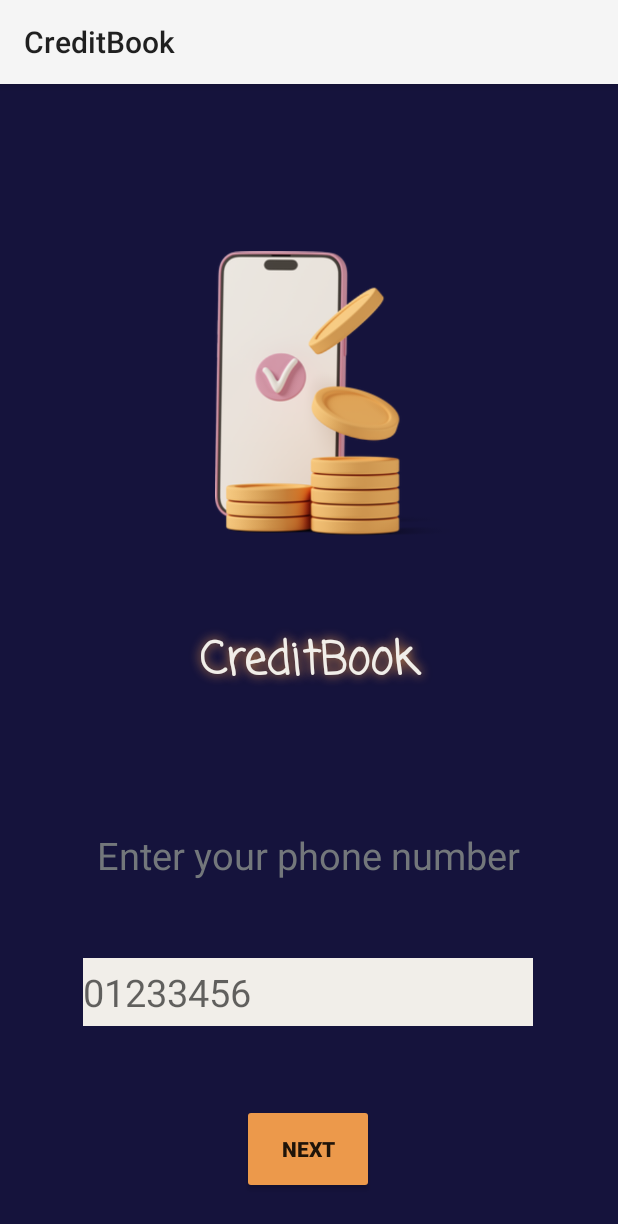
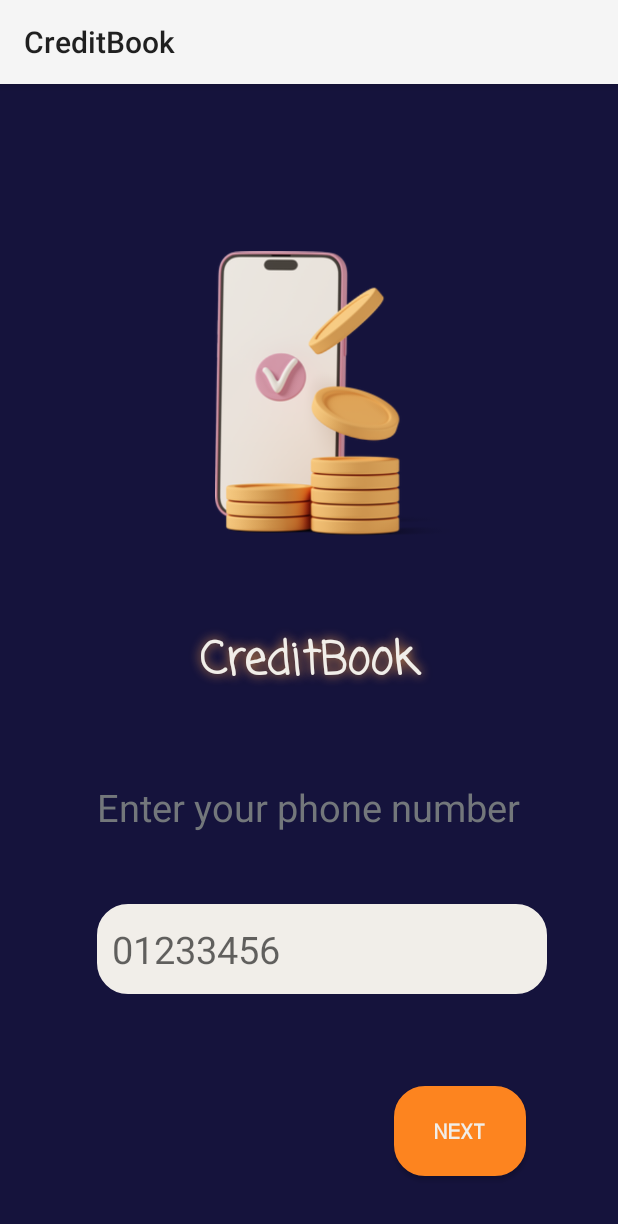
Before and after one commit to naima-adardor/CreditBook, an Android app: the InscriptionActivity screen opened directly, with no data from a screen before it, on a phone screen of 412 x 824 dp. Shown: the top 1224 px of the screen. Run offline under Robolectric (Android 15) with nearby library versions, the phone set to English and light mode, and no system bars; Roboto replaces fonts that are not available here.

Commit message:
Add radius property to buttons ,editText and Spinner

```diff
--- /dev/null
+++ b/app/src/main/res/drawable/round_edit_text.xml
@@ -0,0 +1,12 @@
+<?xml version="1.0" encoding="utf-8"?>
+<shape xmlns:android="http://schemas.android.com/apk/res/android"
+    android:shape="rectangle">
+    <solid android:color="@color/LightGray"/>
+    <corners android:radius="20dp"/>
+    <stroke android:width="1dp"
+        android:color="@color/LightGray"/>
+    <padding android:bottom="10dp" android:left="10dp" android:right="10dp" android:top="10dp"/>
+
+
+
+</shape>
--- a/app/src/main/res/layout/activity_inscription.xml
+++ b/app/src/main/res/layout/activity_inscription.xml
@@ -52,38 +52,38 @@
         app:layout_constraintHorizontal_bias="0.703"
         app:layout_constraintStart_toStartOf="parent"
         app:layout_constraintTop_toBottomOf="@+id/textview"
-        app:layout_constraintVertical_bias="0.226" />
+        app:layout_constraintVertical_bias="0.118" />
 
     <Button
         android:id="@+id/Next_btn2"
 
         android:layout_width="wrap_content"
         android:layout_height="60dp"
-        android:layout_marginTop="74dp"
-        android:layout_marginBottom="28dp"
-        android:backgroundTint="@color/Orange"
-
+        android:layout_marginBottom="40dp"
+        android:background="@drawable/round_edit_text"
+        android:backgroundTint="@color/Orange2"
+        android:fontFamily="monospace"
         android:padding="8dp"
         android:text="Next"
-
+        android:textColor="@color/LightGray"
         android:textStyle="bold"
         app:layout_constraintBottom_toBottomOf="parent"
         app:layout_constraintEnd_toEndOf="parent"
-        app:layout_constraintHorizontal_bias="0.498"
+        app:layout_constraintHorizontal_bias="0.811"
         app:layout_constraintStart_toStartOf="parent"
 
-        app:layout_constraintVertical_bias="0.0" />
+        />
 
     <EditText
         android:id="@+id/editTextPhone"
         style="@style/Widget.AppCompat.AutoCompleteTextView"
         android:layout_width="300dp"
-        android:layout_height="45dp"
+        android:layout_height="60dp"
         android:layout_centerHorizontal="true"
         android:layout_centerVertical="true"
-        android:layout_marginTop="44dp"
-        android:height="40dp"
-        android:background="@color/LightGray"
+        android:layout_marginTop="40dp"
+
+        android:background="@drawable/round_edit_text"
         android:ems="10"
         android:hint="01233456"
         android:inputType="phone"
@@ -91,7 +91,7 @@
         android:textSize="25sp"
         app:layout_constraintBottom_toTopOf="@+id/Next_btn"
         app:layout_constraintEnd_toEndOf="parent"
-        app:layout_constraintHorizontal_bias="0.495"
+        app:layout_constraintHorizontal_bias="0.576"
         app:layout_constraintStart_toStartOf="parent"
         app:layout_constraintTop_toBottomOf="@+id/textView" />
 
--- a/app/src/main/res/layout/activity_welcome.xml
+++ b/app/src/main/res/layout/activity_welcome.xml
@@ -53,8 +53,10 @@
         android:layout_height="60dp"
         android:layout_marginTop="107dp"
         android:layout_marginBottom="88dp"
-
-        android:backgroundTint="@color/Orange"
+        android:background="@drawable/round_edit_text"
+        android:backgroundTint="@color/Orange2"
+        android:textColor="@color/LightGray"
+        android:fontFamily="monospace"
         android:padding="8dp"
 
         android:text="@string/start"
```
Also changed, not shown: app/src/main/res/layout/activity_main.xml (+12 -9 lines).
